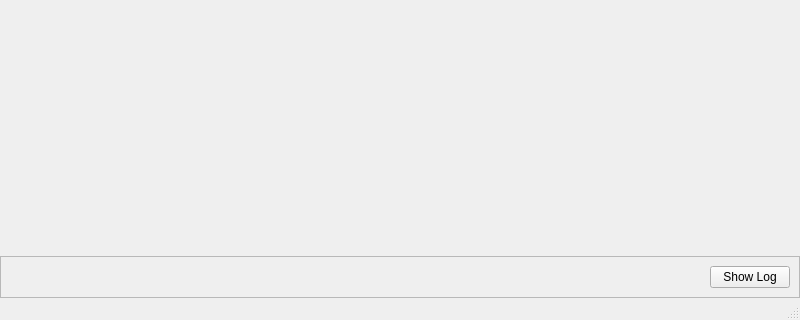
The window that pypho_timeline/widgets/TimelineWindow/MainTimelineWindow.ui (PhoPersonalOrg/pyPhoTimeline) describes before a commit, drawn with Qt 5; both pictures show x 0 to 800 and y 280 to 600 of the 800 by 600 pixel window.
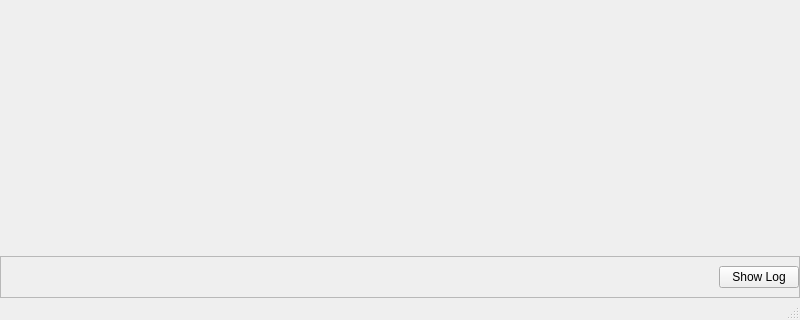
The same window after the commit.

Commit message: Timeline window

Diff of the .ui file:
```diff
--- a/pypho_timeline/widgets/TimelineWindow/MainTimelineWindow.ui
+++ b/pypho_timeline/widgets/TimelineWindow/MainTimelineWindow.ui
@@ -94,6 +94,12 @@
        <number>1</number>
       </property>
       <layout class="QHBoxLayout" name="footerLayout">
+       <property name="leftMargin">
+        <number>0</number>
+       </property>
+       <property name="rightMargin">
+        <number>0</number>
+       </property>
        <item>
         <spacer name="horizontalSpacer">
          <property name="orientation">
```
The commit also changes 1 other file.
